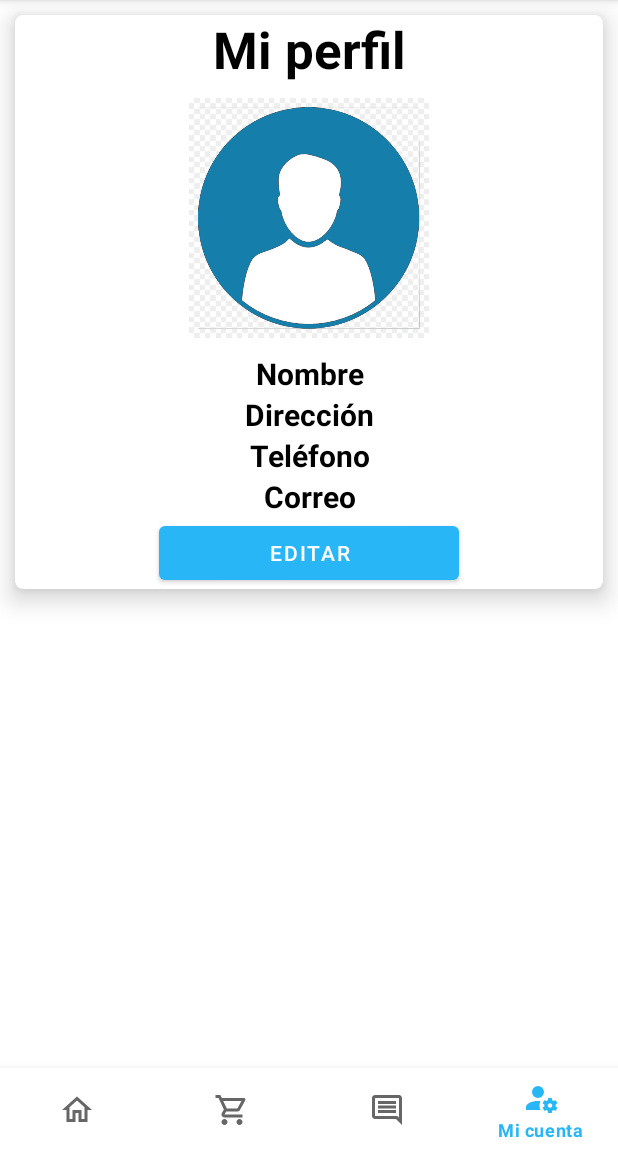
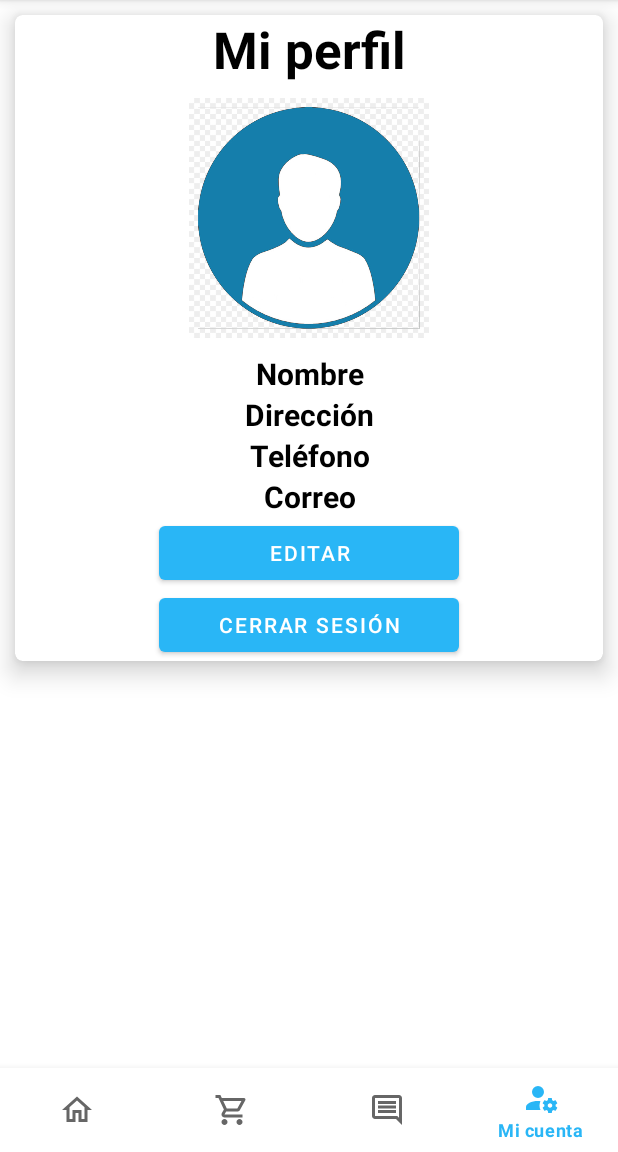
Before and after one commit to cesarg39/Mintic-P32-C4-DM_Techodevices, an Android app: the AdminFragment screen opened through its navigation route, on a phone screen of 412 x 824 dp, the part 84-1236 px from its top. Run offline under Robolectric (Android 15) with nearby library versions, the phone set to English and light mode, and no system bars; our stand-ins replace Firebase (no records; nobody signed in at launch, a user with empty details on screens opened directly), navigation-ui.

```diff
--- a/app/src/main/java/com/misiontic2022/technodevices/viewModel/domain/auth/AuthRepo.kt
+++ b/app/src/main/java/com/misiontic2022/technodevices/viewModel/domain/auth/AuthRepo.kt
@@ -5,4 +5,5 @@ import com.google.firebase.auth.FirebaseUser
 interface AuthRepo {
     suspend fun signIn(email: String,password: String): FirebaseUser?
     suspend fun signUp(email: String, password: String, name: String, address:String, phone:String): FirebaseUser?
+    suspend fun signOut()
 }
--- a/app/src/main/java/com/misiontic2022/technodevices/viewModel/domain/auth/AuthRepoImpl.kt
+++ b/app/src/main/java/com/misiontic2022/technodevices/viewModel/domain/auth/AuthRepoImpl.kt
@@ -16,5 +16,9 @@ class AuthRepoImpl(val dataSource: AuthDataSource) : AuthRepo {
         phone: String
     ): FirebaseUser? = dataSource.signUp(email, password, name, address, phone)
 
+    override suspend fun signOut() {
+        dataSource.signOut()
+    }
+
 
 }
--- a/app/src/main/res/layout/fragment_admin.xml
+++ b/app/src/main/res/layout/fragment_admin.xml
@@ -85,6 +85,19 @@
                         android:layout_width="200dp"
                         android:layout_height="wrap_content"
                         android:layout_gravity="center_horizontal"/>
+                    <Button
+                        android:id="@+id/button_sign_out"
+                        android:text="Cerrar sesión"
+                        android:layout_width="200dp"
+                        android:layout_height="wrap_content"
+                        android:layout_gravity="center_horizontal"/>
+                    <ProgressBar
+                        android:id="@+id/progress_bar"
+                        android:layout_width="wrap_content"
+                        android:layout_height="wrap_content"
+                        android:layout_gravity="center_horizontal"
+                        android:visibility="gone"/>
+
                 </LinearLayout>
             </androidx.cardview.widget.CardView>
 
--- a/app/src/main/res/navigation/nav_graph.xml
+++ b/app/src/main/res/navigation/nav_graph.xml
@@ -45,6 +45,9 @@
         <action
             android:id="@+id/action_adminFragment_to_adminDetailFragmentDialog"
             app:destination="@id/adminDetailFragmentDialog" />
+        <action
+            android:id="@+id/action_adminFragment_to_loginFragment"
+            app:destination="@id/loginFragment" />
     </fragment>
 
     <dialog
```
Also changed, not shown: app/src/main/java/com/misiontic2022/technodevices/model/remote/AuthDataSource.kt (+6 -2 lines), app/src/main/java/com/misiontic2022/technodevices/view/ui/fragments/AdminFragment.kt (+35 -0 lines), app/src/main/java/com/misiontic2022/technodevices/viewModel/presentation/auth/AuthViewModel.kt (+8 -0 lines).
